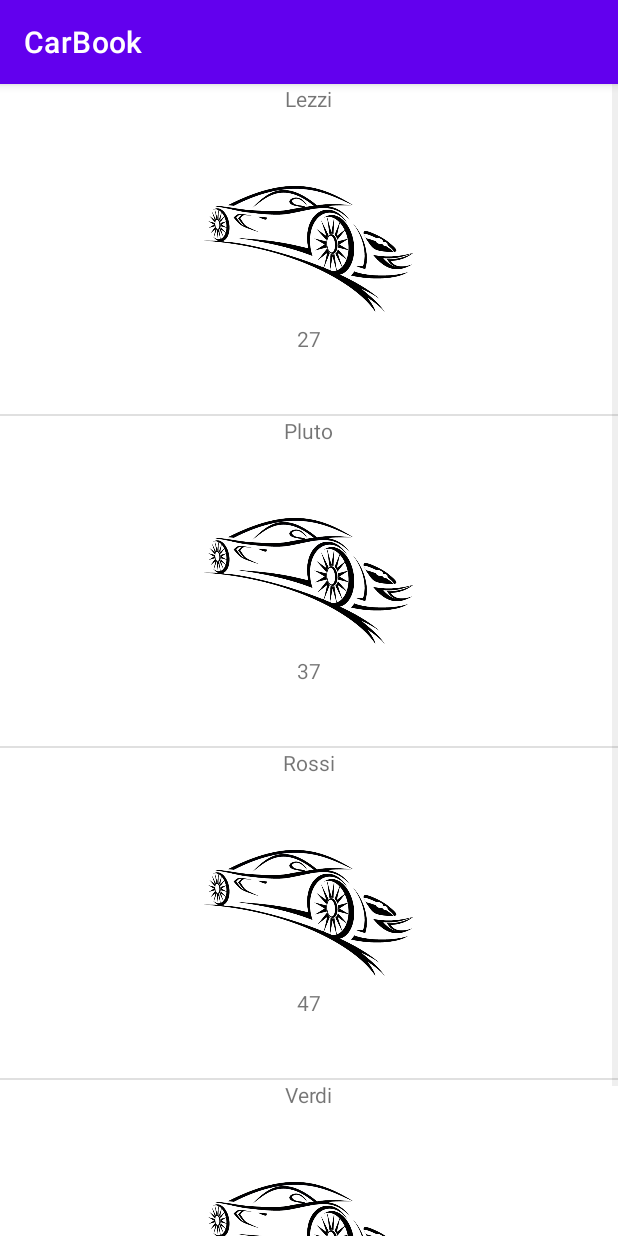
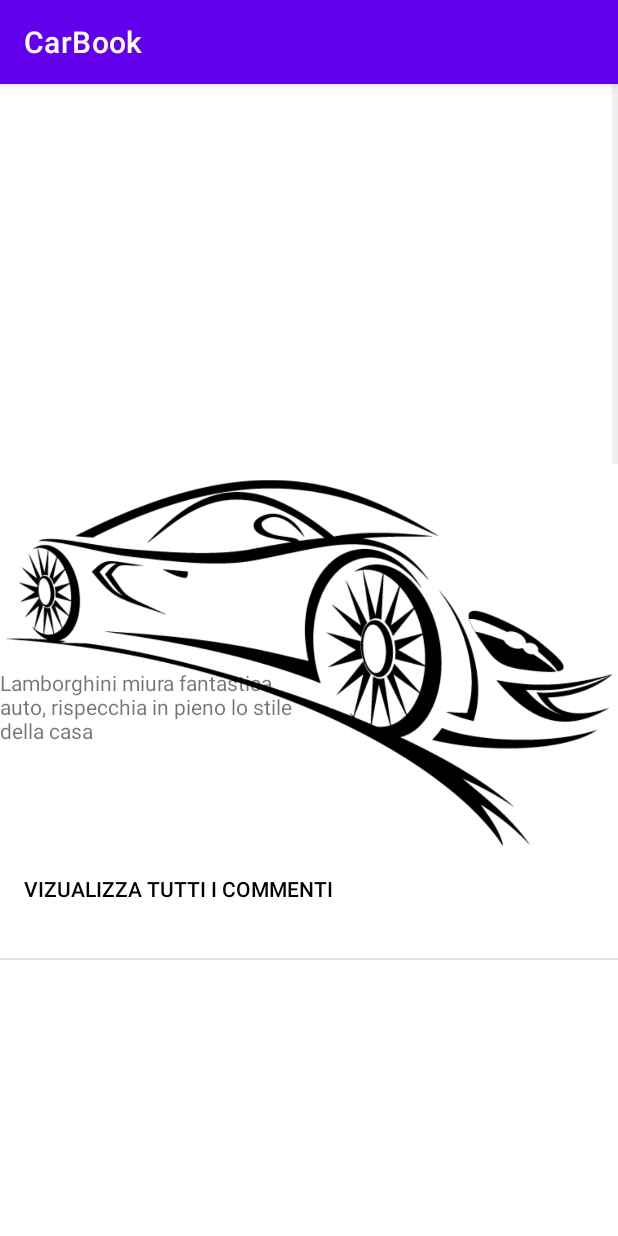
Before and after one commit to LucaNastasi/LibroAuto, an Android app: the MainActivity screen opened directly, with no data from a screen before it, on a phone screen of 412 x 824 dp. Run offline under Robolectric (Android 15) with nearby library versions, the phone set to English and light mode, and no system bars; 1 statement that could not run was skipped.

Commit message:
no message

```diff
--- /dev/null
+++ b/CarbookLogin/app/src/main/java/database/Pubblicazione.java
@@ -0,0 +1,40 @@
+package database;
+
+import java.util.Date;
+
+public class Pubblicazione {
+
+    int idPubblicazione;
+    String nomePersona;
+    String descrizione;
+
+    public Pubblicazione(String n, String descrizione){
+        this.nomePersona = n;
+        this.descrizione = descrizione;
+    }
+
+    public int getIdPubblicazione() {
+        return idPubblicazione;
+    }
+
+    public void setIdPubblicazione(int idPubblicazione) {
+        this.idPubblicazione = idPubblicazione;
+    }
+
+    public String getNomePersona() {
+        return nomePersona;
+    }
+
+    public void setNomePersona(String nomePersona) {
+        this.nomePersona = nomePersona;
+    }
+
+    public String getDescrizione() {
+        return descrizione;
+    }
+
+    public void setDescrizione(String descrizione) {
+        this.descrizione = descrizione;
+    }
+
+}
--- a/CarbookLogin/app/src/main/java/it/rizzoli/carbooklogin/MainActivity.java
+++ b/CarbookLogin/app/src/main/java/it/rizzoli/carbooklogin/MainActivity.java
@@ -11,6 +11,7 @@ import android.widget.Toast;
 import java.util.ArrayList;
 
 import database.Persona;
+import database.Pubblicazione;
 
 public class MainActivity extends AppCompatActivity {
 
@@ -19,25 +20,15 @@ public class MainActivity extends AppCompatActivity {
         super.onCreate(savedInstanceState);
         setContentView(R.layout.activity_main);
 
-        ArrayList<Persona> lista = new ArrayList<>();
-        lista.add(new Persona("Antonio", "Lezzi", 27, "ciao@info"));
-        lista.add(new Persona("Pippo", "Pluto", 37, "ciao@info"));
-        lista.add(new Persona("Mario", "Rossi", 47, "ciao@info"));
-        lista.add(new Persona("Giuseppe", "Verdi", 57, "ciao@info"));
+        ArrayList<Pubblicazione> lista = new ArrayList<>();
+        lista.add(new Pubblicazione("Luca Nastasi", "Lamborghini miura fantastica auto, rispecchia in pieno lo stile della casa"));
+        lista.add(new Pubblicazione("Marco Picuno", "Ferrari enzo"));
+        lista.add(new Pubblicazione("Simone Venegoni", "F40"));
+        lista.add(new Pubblicazione("Daniele Consonni", "Pagani zonda"));
 
-        PersonaListAdapter personaListAdapter = new PersonaListAdapter(this, R.layout.rowlist_main, lista);
-        ListView personaListView = findViewById(R.id.personaListView);
-        personaListView.setAdapter(personaListAdapter);
-
-
-        personaListView.setOnItemClickListener(new AdapterView.OnItemClickListener() {
-            @Override
-            public void onItemClick(AdapterView<?> adapterView, View view, int i, long l) {
-                Persona p = personaListAdapter.getItem(i);
-                String nominativo = p.getCognome() + " " + p.getNome();
-                Toast.makeText(MainActivity.this, nominativo, Toast.LENGTH_LONG).show();
-            }
-        });
+        PubblicazioneListAdapter pubblicazioneListAdapter = new PubblicazioneListAdapter(this, R.layout.rowlist_car_layout, lista);
+        ListView pubblicazioneListView = findViewById(R.id.pubblicazioneListView);
+        pubblicazioneListView.setAdapter(pubblicazioneListAdapter);
 
     }
 }
--- a/CarbookLogin/app/src/main/java/it/rizzoli/carbooklogin/PersonaListAdapter.java
+++ /dev/null
@@ -1,49 +0,0 @@
-package it.rizzoli.carbooklogin;
-
-import android.content.Context;
-import android.view.LayoutInflater;
-import android.view.View;
-import android.view.ViewGroup;
-import android.widget.ArrayAdapter;
-import android.widget.ImageView;
-import android.widget.TextView;
-
-import androidx.annotation.NonNull;
-import androidx.annotation.Nullable;
-
-import java.util.ArrayList;
-
-import database.Persona;
-
-public class PersonaListAdapter extends ArrayAdapter<Persona> {
-    Context ctx;
-    int res;
-
-    public PersonaListAdapter(@NonNull Context context, int resource, ArrayList<Persona> persone) {
-        super(context, resource);
-        addAll(persone);
-
-        ctx = context;
-        res = resource;
-
-    }
-    @NonNull
-    @Override
-    public View getView(int position, @Nullable View convertView, @NonNull ViewGroup parent) {
-        LayoutInflater inflater = (LayoutInflater) ctx.getSystemService(Context.LAYOUT_INFLATER_SERVICE);
-        View rowView = inflater.inflate(res, parent, false);
-
-        ImageView imageView = rowView.findViewById(R.id.imageViewMain);
-        TextView surnameTextView = rowView.findViewById(R.id.surnameTextView);
-        TextView ageTextView = rowView.findViewById(R.id.ageTextView);
-
-        Persona p = getItem(position);
-        String eta = "" + p.getEta();
-
-
-        surnameTextView.setText(p.getCognome());
-        ageTextView.setText(eta);
-
-        return rowView;
-    }
-}
--- /dev/null
+++ b/CarbookLogin/app/src/main/java/it/rizzoli/carbooklogin/PubblicazioneListAdapter.java
@@ -0,0 +1,63 @@
+package it.rizzoli.carbooklogin;
+
+import android.content.Context;
+import android.view.LayoutInflater;
+import android.view.View;
+import android.view.ViewGroup;
+import android.widget.ArrayAdapter;
+import android.widget.Button;
+import android.widget.EditText;
+import android.widget.ImageView;
+import android.widget.TextView;
+
+import androidx.annotation.NonNull;
+import androidx.annotation.Nullable;
+
+import java.util.ArrayList;
+
+import database.Persona;
+import database.Pubblicazione;
+
+public class PubblicazioneListAdapter extends ArrayAdapter<Pubblicazione> {
+    Context ctx;
+    int res;
+
+    public PubblicazioneListAdapter(@NonNull Context context, int resource, ArrayList<Pubblicazione> pubblicazioni) {
+        super(context, resource);
+        addAll(pubblicazioni);
+
+        ctx = context;
+        res = resource;
+
+    }
+
+
+
+    @NonNull
+    @Override
+    public View getView(int position, @Nullable View convertView, @NonNull ViewGroup parent) {
+        LayoutInflater inflater = (LayoutInflater) ctx.getSystemService(Context.LAYOUT_INFLATER_SERVICE);
+        View rowView = inflater.inflate(res, parent, false);
+
+
+        ImageView imageViewMain = rowView.findViewById(R.id.imageViewMain);
+        ImageView imageProfilo = rowView.findViewById(R.id.imageProfilo);
+        TextView textProfilo = rowView.findViewById(R.id.textProfilo);
+        Button buttonSegui = rowView.findViewById(R.id.buttonSegui);
+        Button buttonCommenti = rowView.findViewById(R.id.buttonCommenti);
+        TextView textPersona = rowView.findViewById(R.id.textViewPersona);
+        TextView textDescrizione = rowView.findViewById(R.id.textViewDescrizione);
+
+        Pubblicazione p = getItem(position);
+
+
+
+        textProfilo.setText(p.getNomePersona());
+        textDescrizione.setText(p.getDescrizione());
+        textPersona.setText(p.getNomePersona());
+
+
+
+        return rowView;
+    }
+}
--- a/CarbookLogin/app/src/main/res/layout/activity_login.xml
+++ b/CarbookLogin/app/src/main/res/layout/activity_login.xml
@@ -75,8 +75,8 @@
         android:layout_height="wrap_content"
         android:layout_gravity="center"
         android:layout_marginTop="30dp"
-        android:text="Accedi"
-        />
+        android:background="#0D0D0C"
+        android:text="Accedi" />
 
     <TextView
         android:id="@+id/copyright"
--- a/CarbookLogin/app/src/main/res/layout/activity_main.xml
+++ b/CarbookLogin/app/src/main/res/layout/activity_main.xml
@@ -7,7 +7,7 @@
         android:layout_height="match_parent">
 
         <ListView
-            android:id="@+id/personaListView"
+            android:id="@+id/pubblicazioneListView"
             android:layout_width="match_parent"
             android:layout_height="match_parent" />
 
--- /dev/null
+++ b/CarbookLogin/app/src/main/res/layout/rowlist_car_layout.xml
@@ -0,0 +1,88 @@
+<?xml version="1.0" encoding="utf-8"?>
+<RelativeLayout
+    xmlns:android="http://schemas.android.com/apk/res/android"
+    xmlns:app="http://schemas.android.com/apk/res-auto"
+    xmlns:tools="http://schemas.android.com/tools"
+    android:layout_width="match_parent"
+    android:layout_height="match_parent"
+    android:orientation="vertical"
+    >
+
+
+
+    <ImageView
+        android:id="@+id/imageViewMain"
+        android:layout_width="match_parent"
+        android:layout_height="393dp"
+        android:layout_alignParentEnd="true"
+        android:layout_alignParentBottom="true"
+        android:layout_gravity="center"
+        android:layout_marginStart="4dp"
+        android:layout_marginEnd="4dp"
+        android:layout_marginBottom="189dp"
+        app:srcCompat="@drawable/logo_2" />
+
+
+    <ImageView
+        android:id="@+id/imageProfilo"
+        android:layout_width="61dp"
+        android:layout_height="59dp"
+        android:layout_above="@+id/imageViewMain"
+        android:layout_marginBottom="52dp"
+        android:layout_marginLeft="4dp"
+        tools:srcCompat="@tools:sample/avatars" />
+
+
+    <TextView
+        android:id="@+id/textProfilo"
+        android:layout_width="wrap_content"
+        android:layout_height="wrap_content"
+        android:layout_above="@+id/imageViewMain"
+        android:layout_marginStart="11dp"
+        android:layout_marginBottom="70dp"
+        android:layout_toEndOf="@+id/imageProfilo"
+        android:text="Luca Giovanni Nastasi" />
+
+    <Button
+        android:id="@+id/buttonSegui"
+        android:layout_width="wrap_content"
+        android:layout_height="wrap_content"
+        android:layout_above="@+id/imageViewMain"
+        android:layout_marginStart="106dp"
+        android:layout_marginBottom="55dp"
+        android:layout_toEndOf="@+id/textProfilo"
+        android:text="segui" />
+
+    <Button
+        android:id="@+id/buttonCommenti"
+        style="@style/Widget.AppCompat.Button.Borderless"
+        android:layout_width="wrap_content"
+        android:layout_height="wrap_content"
+        android:layout_alignBottom="@+id/imageViewMain"
+        android:layout_marginBottom="-167dp"
+        android:text="Vizualizza tutti i commenti"
+        android:textColor="@color/black"/>
+
+    <TextView
+        android:id="@+id/textViewPersona"
+        android:layout_width="wrap_content"
+        android:layout_height="wrap_content"
+        android:layout_above="@+id/buttonCommenti"
+        android:layout_alignParentTop="true"
+        android:layout_marginTop="569dp"
+        android:layout_marginEnd="136dp"
+        android:layout_marginBottom="73dp"
+        android:text="Luca Giovanni Nastasi" />
+
+    <TextView
+        android:id="@+id/textViewDescrizione"
+        android:layout_width="wrap_content"
+        android:layout_height="wrap_content"
+        android:layout_above="@+id/buttonCommenti"
+        android:layout_alignParentEnd="true"
+        android:layout_marginEnd="204dp"
+        android:layout_marginBottom="72dp"
+        android:text="TextView" />
+
+
+</RelativeLayout>
--- a/CarbookLogin/app/src/main/res/layout/rowlist_main.xml
+++ /dev/null
@@ -1,31 +0,0 @@
-<?xml version="1.0" encoding="utf-8"?>
-<LinearLayout
-    xmlns:android="http://schemas.android.com/apk/res/android"
-    xmlns:app="http://schemas.android.com/apk/res-auto"
-    android:layout_width="match_parent"
-    android:layout_height="match_parent"
-    android:orientation="vertical"
-    >
-
-    <TextView
-        android:layout_gravity="center"
-        android:id="@+id/surnameTextView"
-        android:layout_width="wrap_content"
-        android:layout_height="60dp" />
-
-    <ImageView
-        android:id="@+id/imageViewMain"
-        android:layout_width="139dp"
-        android:layout_height="100dp"
-        android:layout_gravity="center"
-        app:srcCompat="@drawable/logo_2" />
-
-    <TextView
-        android:layout_gravity="center"
-        android:id="@+id/ageTextView"
-        android:layout_width="wrap_content"
-        android:layout_height="60dp" />
-
-
-
-</LinearLayout>
```
